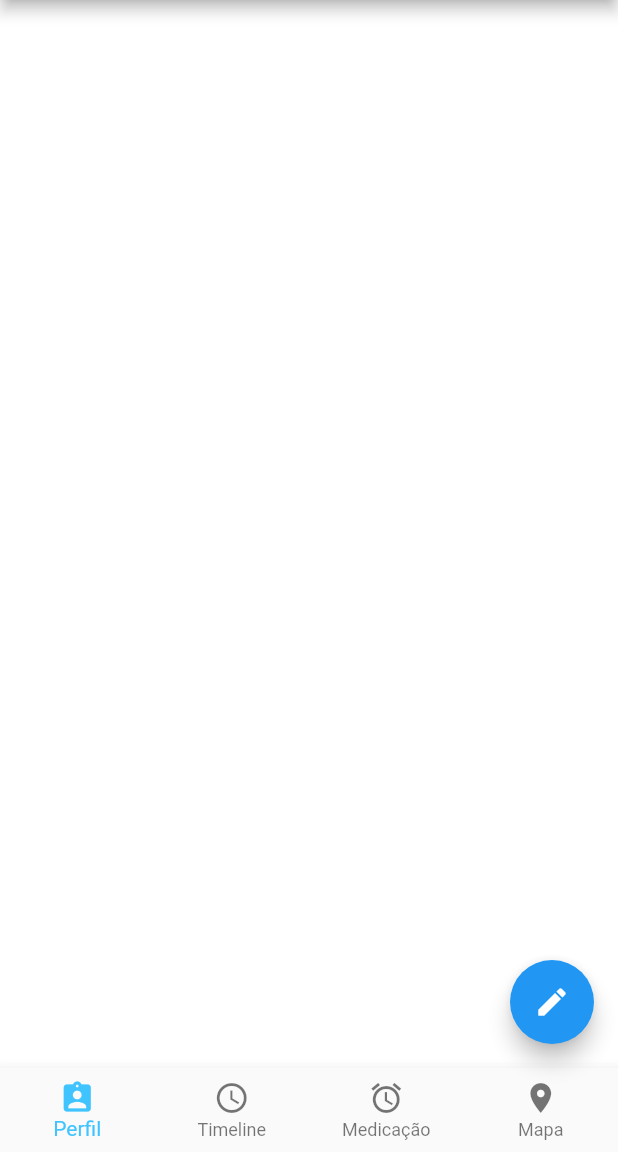
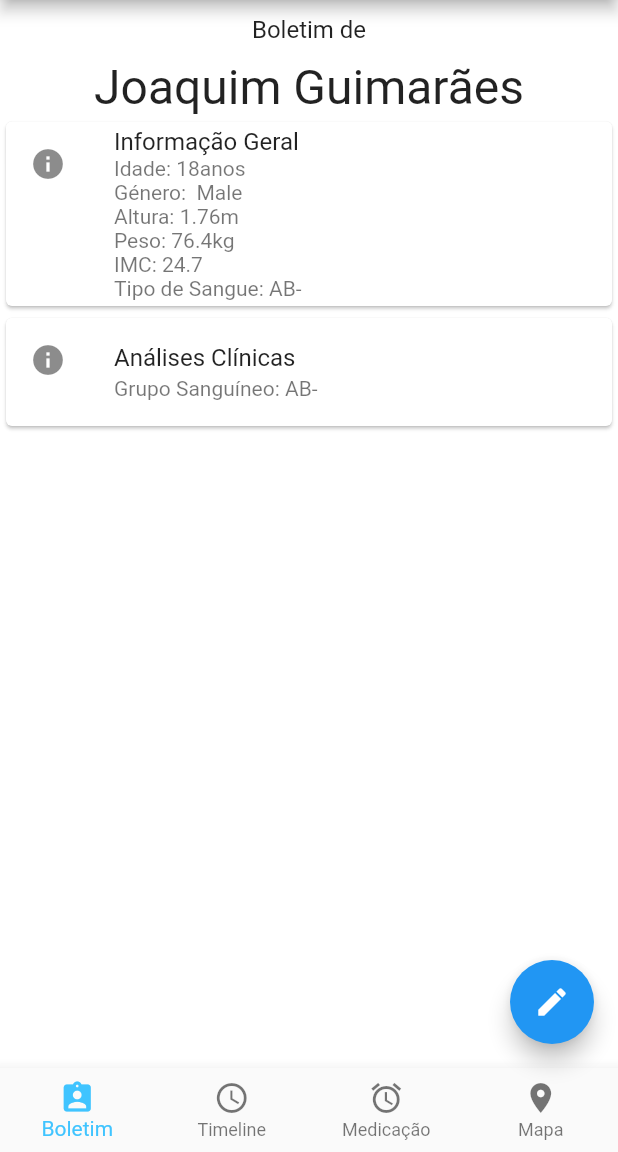
Before and after one commit to jgilfn/hackathon, a Flutter app: the screen it shows after launch, on a phone screen of 412 x 824 dp, the part 84-1236 px from its top. Run offline on Flutter 3.47's test engine with Material 2 defaults, Android fonts, the phone set to English and light mode, and no system bars; our stand-ins replace datetime_picker_formfield, shared_preferences; missing offline and left inert: barcode_scan, local_notifications, map_view; accounts and stored records are empty.

Commit message:
ja nem sei o que fiz

```diff
--- a/saoood/lib/main.dart
+++ b/saoood/lib/main.dart
@@ -61,6 +61,7 @@ class _MyHomePageState extends State<MyHomePage>
   }
 
   Widget build(BuildContext context) {
+
     return new Scaffold(
       appBar: new AppBar(
         title: new Text(widget.title),
@@ -71,7 +72,7 @@ class _MyHomePageState extends State<MyHomePage>
         currentIndex: _page,
         items: <BottomNavigationBarItem>[
           new BottomNavigationBarItem(
-              icon: new Icon(Icons.assignment_ind), title: new Text("Perfil")),
+              icon: new Icon(Icons.assignment_ind), title: new Text("Boletim")),
           new BottomNavigationBarItem(
               icon: Icon(Icons.access_time), title: new Text("Timeline")),
           new BottomNavigationBarItem(
--- a/saoood/lib/profilepage.dart
+++ b/saoood/lib/profilepage.dart
@@ -3,23 +3,68 @@ import 'package:flutter/material.dart';
 class ProfilePage extends StatefulWidget {
   ProfilePage({Key key}) : super(key: key);
 
-    @override
+  @override
   _ProfilePageState createState() => new _ProfilePageState();
 }
 
-class _ProfilePageState extends State<ProfilePage>
-{
+Profile profile;
+
+class _ProfilePageState extends State<ProfilePage> {
+  final profile = new Profile("Joaquim Guimarães", 18, Gender.Male, 1.76, 76.4,
+      BloodType.ABm, "Amendoins", "Escoliose", false, 4, 3);
   @override
-  Widget build(BuildContext context)
-  {
+  Widget build(BuildContext context) {
     return new Container(
-       decoration: new BoxDecoration(color: Colors.white),
-       child: new Column(children: <Widget>[],)
-    );
+        decoration: new BoxDecoration(color: Colors.white),
+        child: new Column(
+          mainAxisSize: MainAxisSize.max,
+          crossAxisAlignment: CrossAxisAlignment.center,
+          children: <Widget>[
+            new Container(
+                padding: EdgeInsets.all(10.0),
+                child:
+                    Text("Boletim de", style: new TextStyle(fontSize: 16.0))),
+            new Text(profile.name, style: new TextStyle(fontSize: 32.0)),
+            new Card(
+              child: new Column(
+                mainAxisSize: MainAxisSize.min,
+                children: <Widget>[
+                  ListTile(
+                    leading: Icon(Icons.info),
+                    title: Text('Informação Geral'),
+                    subtitle: Text('Idade: ' +
+                        profile.age.toString() +
+                        "anos\nGénero: " +
+                        profile.gender.toString().replaceAll("Gender.", " ") +
+                        "\nAltura: " +
+                        profile.height.toString() +
+                        "m\nPeso: " + profile.weight.toString() + "kg\nIMC: " + profile.bodyMassIndex.toStringAsFixed(1) + "\nTipo de Sangue: " + profile.bloodType.toString().replaceAll("BloodType.", "").replaceAll("p", "+").replaceAll("m", "-"))),
+
+                ],
+              ),
+            ),
+
+            new Card(
+              child: new Column(
+                mainAxisSize: MainAxisSize.min,
+                children: <Widget>[
+                  ListTile(
+                    leading: Icon(Icons.info),
+                    title: Text('Análises Clínicas'),
+                    subtitle: Text('Grupo Sanguíneo: ' +
+                        profile.bloodType.toString().replaceAll("BloodType.", "").replaceAll("p", "+").replaceAll("m", "-"))),
+
+                ],
+              ),
+            ),
+          ],
+        ));
   }
 }
 
 class Profile {
+  String name;
+
   int age;
   Gender gender;
   double height;
@@ -28,9 +73,8 @@ class Profile {
   double _bodyMassIndex;
   double get bodyMassIndex => _bodyMassIndex;
 
-  void CalcBMI ()
-  {
-    _bodyMassIndex = weight/height;
+  void CalcBMI() {
+    _bodyMassIndex = weight / (height*height);
   }
 
   BloodType bloodType;
@@ -44,8 +88,18 @@ class Profile {
   int physicalExercise;
   int foodHabits;
 
-  Profile( int setAge, Gender setGender, double setHeight, double setWeight, BloodType setBloodtype, String setAllergies, String setDoencas, bool setSmoker, int setPhysicalExercise, int setFoodHabits)
-  {
+  Profile(
+      String setName,
+      int setAge,
+      Gender setGender,
+      double setHeight,
+      double setWeight,
+      BloodType setBloodtype,
+      String setAllergies,
+      String setDoencas,
+      bool setSmoker,
+      int setPhysicalExercise,
+      int setFoodHabits) {
     age = setAge;
     gender = setGender;
     height = setHeight;
@@ -56,15 +110,12 @@ class Profile {
     smoker = setSmoker;
     physicalExercise = setPhysicalExercise;
     foodHabits = setFoodHabits;
+    name = setName;
 
     CalcBMI();
   }
 }
 
-enum Gender {
-  Male, Female, Other
-}
+enum Gender { Male, Female, Other }
 
-enum BloodType {
-  Ap, Am, Bp, Bm, ABp, ABm, Op, Om
-}
+enum BloodType { Ap, Am, Bp, Bm, ABp, ABm, Op, Om }
--- a/saoood/pubspec.yaml
+++ b/saoood/pubspec.yaml
@@ -17,10 +17,10 @@ dependencies:
   intl: any
   datetime_picker_formfield: "^0.0.3"
 
-
 dev_dependencies:
   flutter_test:
     sdk: flutter
+  flutter_launcher_icons: "^0.5.2"
 
 
 # For information on the generic Dart part of this file, see the
@@ -64,3 +64,7 @@ flutter:
   #
   # For details regarding fonts from package dependencies,
   # see https://flutter.io/custom-fonts/#from-packages
+  flutter_icons:
+    android: true
+    ios: "Example-Icon"
+    image_path: "images/icon.png"
```
Also changed, not shown: saoood/lib/add.dart (+14 -6 lines), saoood/lib/pills.dart (+32 -7 lines), saoood/images/icon.png (added).
